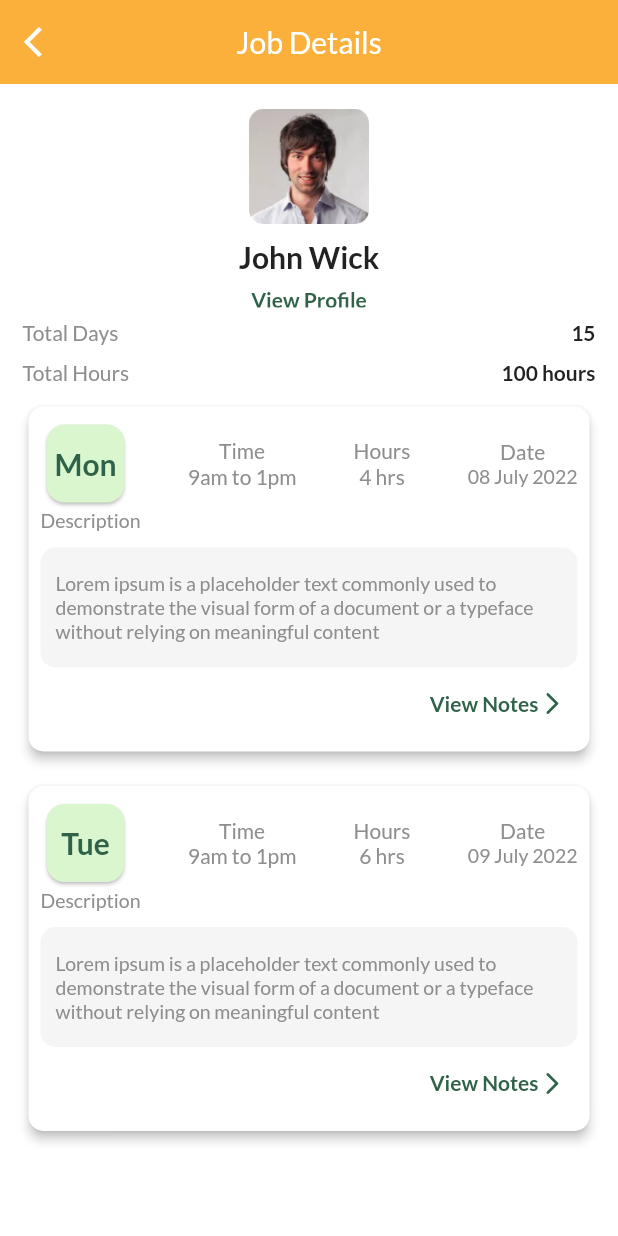
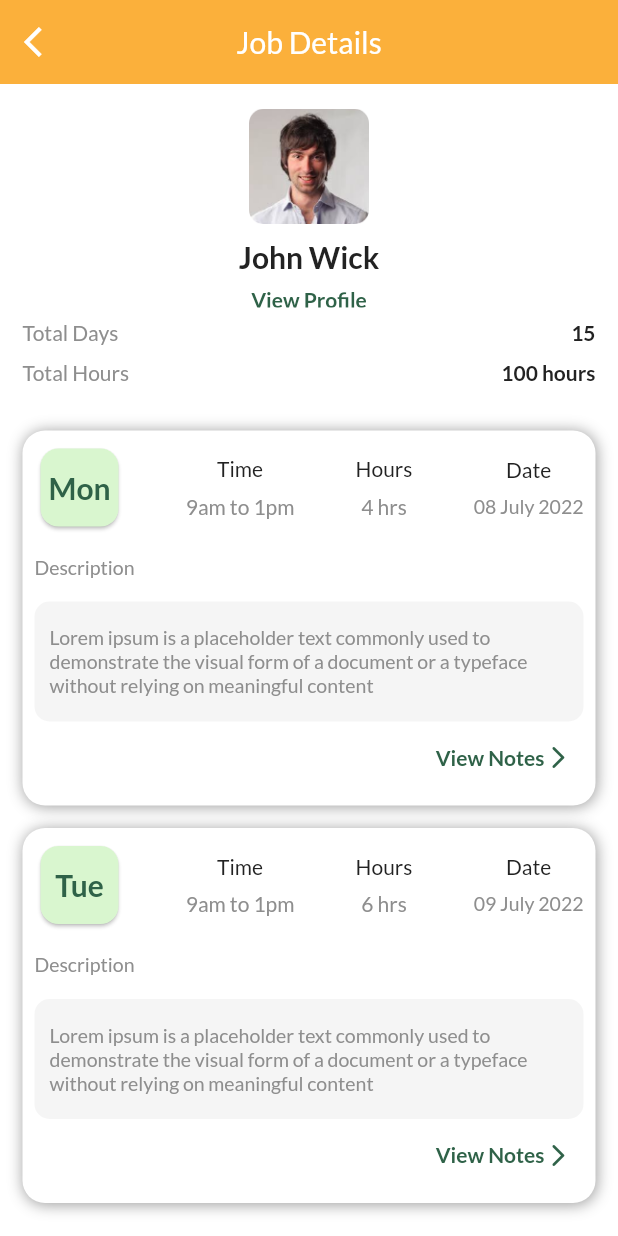
Before and after one commit to karanst/therapy, a Flutter app: the JobDetails screen opened directly, on a phone screen of 412 x 824 dp. Run offline on Flutter 3.47's test engine with Material 2 defaults, Android fonts, the phone set to English and light mode, and no system bars; our stand-ins replace connectivity_plus, dotted_border, dotted_line, fluttertoast, google_fonts, pinput and 2 more; missing offline and left inert: flutter_downloader; accounts and stored records are empty; network calls fail.

Commit message:
Phase-1 commit UI prototype

```diff
--- a/lib/Helper/card_widgets.dart
+++ b/lib/Helper/card_widgets.dart
@@ -43,7 +43,7 @@ Widget availabilityCard(context, model, i) {
                   ),
                   Container(
                     height: 25,
-                    width: 70,
+                    width: 80,
                     decoration: BoxDecoration(
                         color: colors.primary,
                         borderRadius: BorderRadius.circular(30)),
@@ -367,13 +367,21 @@ Widget supportedCard(context, model, i, bool show, bool isSupported) {
 Widget invoiceCard(context, model, i, bool show, Color color, status) {
   return Padding(
     padding: const EdgeInsets.only(left: 20.0, right: 20, top: 10),
-    child: Card(
-      elevation: 3,
-      shape: RoundedRectangleBorder(borderRadius: BorderRadius.circular(10)),
     child: Container(
       padding: const EdgeInsets.all(10),
       height: 80,
       width: MediaQuery.of(context).size.width,
+      decoration: BoxDecoration(
+        borderRadius: BorderRadius.circular(10),
+        color: Theme.of(context).colorScheme.lightWhite,
+        boxShadow: <BoxShadow>[
+          BoxShadow(
+              color: Colors.grey,
+              blurRadius: 5.0,
+              offset: Offset(0.75, 0.75)
+          )
+        ],
+      ),
       // decoration: BoxDecoration(
       //     // borderRadius: BorderRadius.circular(50)
       // ),
@@ -441,17 +449,24 @@ Widget invoiceCard(context, model, i, bool show, Color color, status) {
         ],
       ),
     ),
-    ),
   );
 }
 
 Widget jobDetailsCard(context, model, i,  onPress, bool isNote) {
   return Padding(
     padding: const EdgeInsets.only(bottom: 15.0),
-    child: Card(
-      shape: RoundedRectangleBorder(borderRadius: BorderRadius.circular(10)),
-      elevation: 3,
     child: Container(
+      decoration: BoxDecoration(
+        borderRadius: BorderRadius.circular(15),
+        color: Theme.of(context).colorScheme.lightWhite,
+        boxShadow: <BoxShadow>[
+          BoxShadow(
+              color: Colors.grey,
+              blurRadius: 8.0,
+              offset: Offset(0.75, 0.75)
+          )
+        ],
+      ),
       padding: const EdgeInsets.all(8),
       width: MediaQuery.of(context).size.width,
       child: Column(
@@ -470,46 +485,53 @@ Widget jobDetailsCard(context, model, i,  onPress, bool isNote) {
                   child: Center(
                     child: Text(
                       "${model[i]['day']}",
-                        style:  TextStyle(
-                            color: Theme.of(context).colorScheme.secColor,
+                      style: const TextStyle(
+                          color: colors.secondary,
                           fontWeight: FontWeight.w600,
                           fontSize: 20),
                     ),
                   ),
                 ),
               ),
+
               Column(
                 children: [
-                    const Text(
+                   Text(
                     "Time",
-                      style: TextStyle(fontWeight: FontWeight.w500,color: colors.subTxtClr),
+                    style: TextStyle(fontWeight: FontWeight.w500,color: Theme.of(context).colorScheme.fontColor),
                   ),
+                  const SizedBox(height: 8,),
                   subTitleText("${model[i]['time']}", context, 14),
                 ],
               ),
               Column(
                 children: [
-                    const Text(
+                   Text(
                     "Hours",
-                      style: TextStyle(fontWeight: FontWeight.w500,color: colors.subTxtClr),
+                    style: TextStyle(fontWeight: FontWeight.w500,color: Theme.of(context).colorScheme.fontColor),
                   ),
+                  const SizedBox(height: 8,),
                   subTitleText("${model[i]['hours']}", context, 14),
                 ],
               ),
               Column(
                 children: [
-                    const Text(
+                   Text(
                     "Date",
-                      style: TextStyle(fontWeight: FontWeight.w500,color: colors.subTxtClr),
+                    style: TextStyle(fontWeight: FontWeight.w500,color: Theme.of(context).colorScheme.fontColor),
                   ),
+                  const SizedBox(height: 8,),
                   subTitleText("${model[i]['date']}", context, 13),
                 ],
               ),
             ],
           ),
+          const SizedBox(
+            height: 15,
+          ),
           subTitleText("Description", context, 13),
           const SizedBox(
-              height: 10,
+            height: 15,
           ),
           Container(
               padding: const EdgeInsets.all(10),
@@ -555,7 +577,6 @@ Widget jobDetailsCard(context, model, i,  onPress, bool isNote) {
         ],
       ),
     ),
-    ),
   );
 }
 
@@ -572,7 +593,7 @@ Widget notificationCard(context, model, i) {
         Column(
           crossAxisAlignment: CrossAxisAlignment.start,
           children: [
-            titleText("${model[i]['name']}", context, 13),
+            titleText("${model[i]['name']}", context, 14),
             const SizedBox(height: 5,),
             Container(
               width: MediaQuery.of(context).size.width / 1.5,
--- a/lib/Helper/colors.dart
+++ b/lib/Helper/colors.dart
@@ -35,7 +35,7 @@ extension colors on ColorScheme {
   Color get btnColor =>
       this.brightness == Brightness.dark ? whiteTemp : primary;
   Color get secColor =>
-      this.brightness == Brightness.dark ? colors.whit :const  Color(0xff2F6248);
+      this.brightness == Brightness.dark ?  const Color(0xffD9F6CF) :const  Color(0xff2F6248);
 
   Color get lightWhite =>
       this.brightness == Brightness.dark ? darkColor : const Color(0xffffffff);
--- a/lib/view/availability.dart
+++ b/lib/view/availability.dart
@@ -337,6 +337,7 @@ class _AvailabilityState extends State<Availability> {
   @override
   Widget build(BuildContext context) {
     return Scaffold(
+      backgroundColor: Theme.of(context).colorScheme.simmerHigh,
       appBar: customAppBar("Availability", context),
       body: Column(
         children: [
@@ -347,7 +348,7 @@ class _AvailabilityState extends State<Availability> {
               child: Column(
                 children: <Widget>[
                   Card(
-                    elevation : 1,
+                    elevation : 0,
                     child: Container(
                       width: MediaQuery.of(context).size.width,
                       height: 50,
--- a/lib/view/client_details.dart
+++ b/lib/view/client_details.dart
@@ -88,7 +88,7 @@ class _ClientDetailsState extends State<ClientDetails> {
                               mainAxisAlignment: MainAxisAlignment.spaceBetween,
                               children: [
                                 subTitleText("Contact No.", context, 12),
-                                titleText("+91 222233333", context, 12),
+                                titleText("+61 222233333", context, 12),
                               ],
                             ),
                             const SizedBox(
--- a/lib/view/invoice/invoice_details.dart
+++ b/lib/view/invoice/invoice_details.dart
@@ -35,7 +35,7 @@ class InvoiceDetails extends StatelessWidget {
         ],
       ),
       body: Padding(
-        padding: const EdgeInsets.all(15.0),
+        padding: const EdgeInsets.only(top: 25.0, left: 15, right: 15, bottom: 15),
         child: Column(
           crossAxisAlignment: CrossAxisAlignment.start,
           children: [
@@ -83,7 +83,7 @@ class InvoiceDetails extends StatelessWidget {
                           titleText("Invoice Status", context, 12),
                           Container(
                             height: 25,
-                            padding: const EdgeInsets.only(left: 20, right: 20),
+                            padding: const EdgeInsets.only(left: 25, right: 25),
                             decoration: BoxDecoration(
                               color: status == 0  ?  colors.green :
                                 status == 1 ? colors.primary :
@@ -164,7 +164,7 @@ class InvoiceDetails extends StatelessWidget {
               ),
             ),
             Padding(
-              padding: const EdgeInsets.only(top: 10.0, bottom: 20),
+              padding: const EdgeInsets.only(top: 25.0, bottom: 20),
               child: titleText("Therapy Duration", context, 20),
             ),
             Row(
--- a/lib/view/job_details.dart
+++ b/lib/view/job_details.dart
@@ -92,7 +92,7 @@ class JobDetails extends StatelessWidget {
                       ),)
                   ],
                 ),
-                const SizedBox(height: 10,),
+                const SizedBox(height: 30,),
                 ListView.builder(
                   physics: const NeverScrollableScrollPhysics(),
                   shrinkWrap: true,
--- a/lib/view/leaderboard.dart
+++ b/lib/view/leaderboard.dart
@@ -119,7 +119,7 @@ class _LeaderboardState extends State<Leaderboard> {
     return Padding(
       padding: const EdgeInsets.only(top: 17.0),
       child: Container(
-        height: MediaQuery.of(context).size.height/2,
+        height: MediaQuery.of(context).size.height/1.8,
         width: MediaQuery.of(context).size.width,
         decoration:  BoxDecoration(
             boxShadow: <BoxShadow>[
--- a/lib/view/login.dart
+++ b/lib/view/login.dart
@@ -257,8 +257,8 @@ class _LoginState extends State<Login> {
                   child: AppBtn(
                     title: "Send Authentication Code",
                     onPress: () {
-                      Navigator.push(context, (MaterialPageRoute(builder: (context) => Verification())));
-                     // sendOtp();
+                      // Navigator.push(context, (MaterialPageRoute(builder: (context) => Verification())));
+                     sendOtp();
                     },
                     height: 50,
                     width: MediaQuery.of(context).size.width,
--- a/lib/view/schedule/schedule.dart
+++ b/lib/view/schedule/schedule.dart
@@ -28,7 +28,7 @@ class _ScheduleState extends State<Schedule> {
         crossAxisAlignment: CrossAxisAlignment.start,
         children: [
           secTitleText("Today's Schedule", context, 18),
-          const SizedBox(height: 15,),
+          const SizedBox(height: 20,),
           ListView.builder(
               shrinkWrap: true,
               itemCount: therapists.length,
```
Also changed, not shown: lib/view/home.dart (+7 -5 lines), lib/view/notification.dart (+12 -6 lines), lib/view/privacy_policy.dart (+16 -14 lines), lib/view/profile/edit_profile.dart (+13 -11 lines), lib/view/profile/profile.dart (+21 -19 lines), lib/view/verification.dart (+8 -8 lines), lib/view/visits/add_visit_history.dart (+7 -7 lines), 1 other file. Lines whose indentation alone changed are shown as unchanged.
